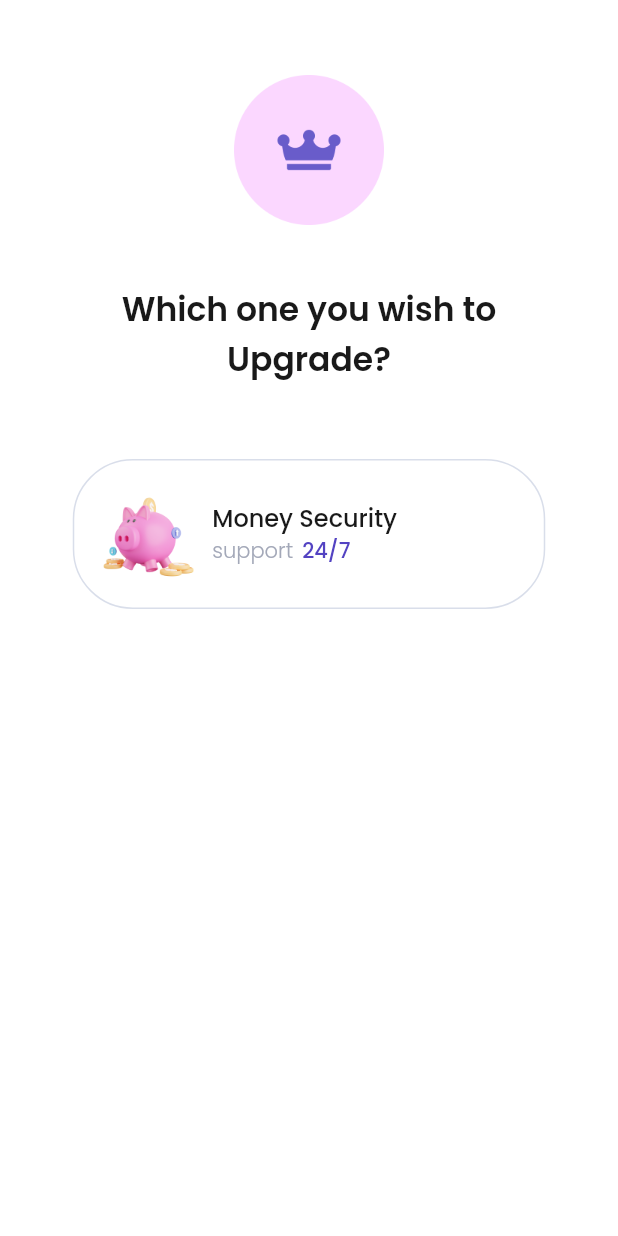
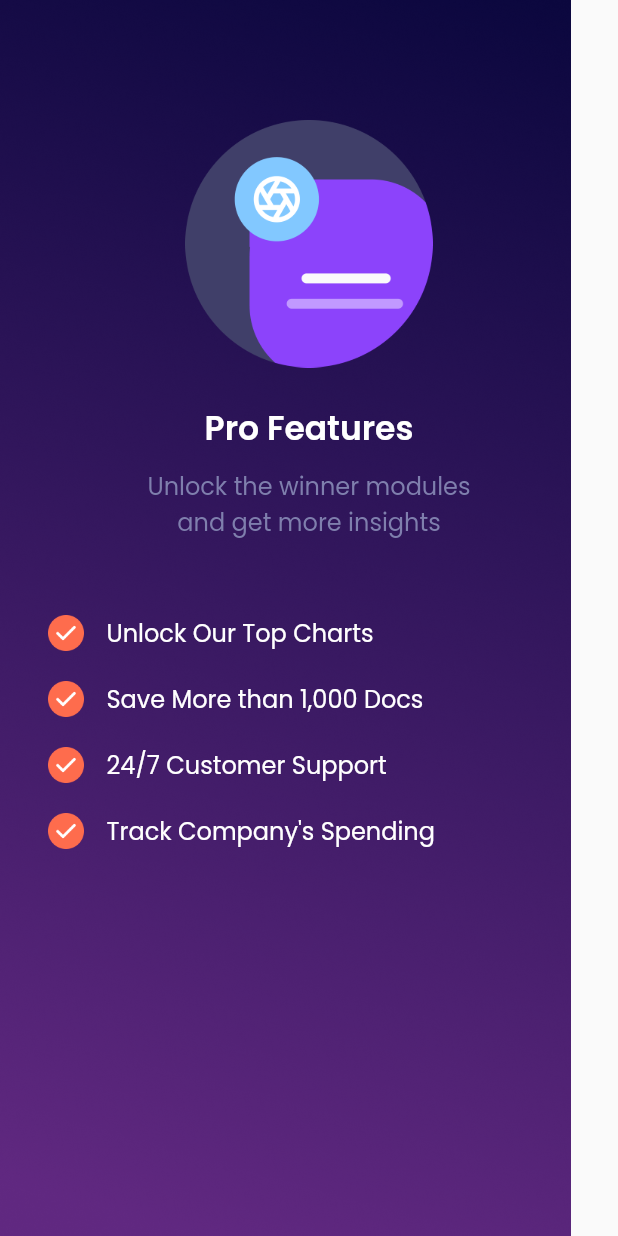
Before and after one commit to xenopati/sevendays, a Flutter app: the screen it shows after launch, on a phone screen of 412 x 824 dp. Run offline on Flutter 3.47's test engine with Material 2 defaults, Android fonts, the phone set to English and light mode, and no system bars; our stand-ins replace google_fonts.

Commit message:
Day 6 - Second

```diff
--- a/lib/main.dart
+++ b/lib/main.dart
@@ -6,6 +6,7 @@ import 'package:sevendays/pages/first_signin.dart';
 import 'package:sevendays/pages/first_splash.dart';
 import 'package:sevendays/pages/first_started.dart';
 import 'package:sevendays/pages/second_empty.dart';
+import 'package:sevendays/pages/second_pricing.dart';
 import 'package:sevendays/pages/second_rating.dart';
 import 'package:sevendays/pages/second_signin.dart';
 import 'package:sevendays/pages/second_splash.dart';
@@ -17,7 +18,7 @@ class SevenDays extends StatelessWidget {
   @override
   Widget build(BuildContext context) {
     return MaterialApp(
-      home: FirstPricing(),
+      home: SecondPricing(),
     );
   }
 }
--- /dev/null
+++ b/lib/pages/second_pricing.dart
@@ -0,0 +1,147 @@
+import 'package:flutter/material.dart';
+import 'package:google_fonts/google_fonts.dart';
+
+class SecondPricing extends StatelessWidget {
+  @override
+  Widget build(BuildContext context) {
+    Widget header() {
+      return Column(
+        children: [
+          Center(
+            child: Image.asset(
+              'assets/pricing_illustration.png',
+              width: 165,
+            ),
+          ),
+          SizedBox(
+            height: 24,
+          ),
+          Text(
+            'Pro Features',
+            style: GoogleFonts.poppins(
+                color: Colors.white, fontSize: 22, fontWeight: FontWeight.w600),
+          ),
+          SizedBox(
+            height: 10,
+          ),
+          Text(
+            'Unlock the winner modules\nand get more insights',
+            style: GoogleFonts.poppins(
+              color: Color(0xff7F7FAD),
+              fontSize: 16,
+            ),
+            textAlign: TextAlign.center,
+          ),
+        ],
+      );
+    }
+
+    Widget options() {
+      return Column(
+        children: [
+          Row(
+            children: [
+              Image.asset(
+                'assets/orange_check.png',
+                width: 24,
+              ),
+              SizedBox(
+                width: 15,
+              ),
+              Text(
+                'Unlock Our Top Charts',
+                style: GoogleFonts.poppins(
+                  fontSize: 16,
+                  color: Colors.white,
+                ),
+              ),
+            ],
+          ),
+          SizedBox(
+            height: 20,
+          ),
+          Row(
+            children: [
+              Image.asset(
+                'assets/orange_check.png',
+                width: 24,
+              ),
+              SizedBox(
+                width: 15,
+              ),
+              Text(
+                'Save More than 1,000 Docs',
+                style: GoogleFonts.poppins(
+                  fontSize: 16,
+                  color: Colors.white,
+                ),
+              ),
+            ],
+          ),
+          SizedBox(
+            height: 20,
+          ),
+          Row(
+            children: [
+              Image.asset(
+                'assets/orange_check.png',
+                width: 24,
+              ),
+              SizedBox(
+                width: 15,
+              ),
+              Text(
+                '24/7 Customer Support',
+                style: GoogleFonts.poppins(
+                  fontSize: 16,
+                  color: Colors.white,
+                ),
+              ),
+            ],
+          ),
+          SizedBox(
+            height: 20,
+          ),
+          Row(
+            children: [
+              Image.asset(
+                'assets/orange_check.png',
+                width: 24,
+              ),
+              SizedBox(
+                width: 15,
+              ),
+              Text(
+                'Track Company\'s Spending',
+                style: GoogleFonts.poppins(
+                  fontSize: 16,
+                  color: Colors.white,
+                ),
+              ),
+            ],
+          ),
+        ],
+      );
+    }
+
+    return Scaffold(
+      body: Stack(
+        children: [
+          Image.asset('assets/bg_pricing.png'),
+          Padding(
+            padding: const EdgeInsets.only(top: 80, left: 32, right: 32),
+            child: Column(
+              children: [
+                header(),
+                SizedBox(
+                  height: 50,
+                ),
+                options(),
+              ],
+            ),
+          ),
+        ],
+      ),
+    );
+  }
+}
```
Also changed, not shown: lib/pages/first_pricing.dart (+123 -14 lines), assets/bg_pricing.png (added), assets/purple_check.png (added).
